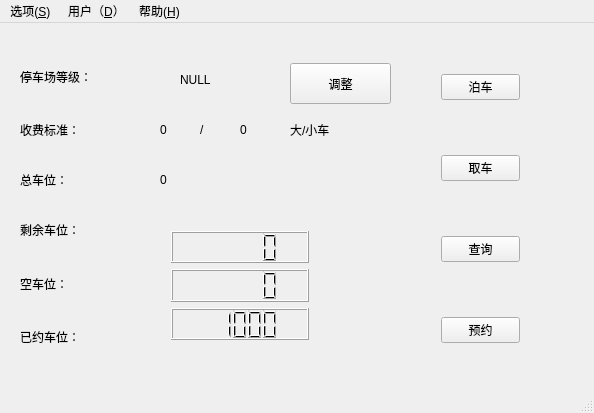
Above: mainwindow.ui from liangyiqiu/car_parking_console before the change. Below: the same form after it.
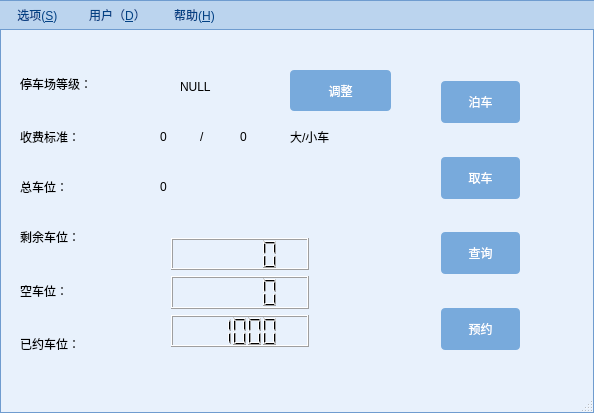
That is the form after the change. Icons and pictures are not drawn.

```diff
--- a/mainwindow.ui
+++ b/mainwindow.ui
@@ -13,6 +13,398 @@
   <property name="windowTitle">
    <string>泊车管理系统</string>
   </property>
+  <property name="styleSheet">
+   <string notr="true">/**********子界面背景**********/
+QCustomWidget {
+		background: rgb(173, 202, 232);
+}
+
+/**********子界面中央背景**********/
+QCenterWidget {
+		background: rgb(232, 241, 252);
+}
+
+/**********主界面样式**********/
+QMainWindow {
+		border: 1px solid rgb(111, 156, 207);
+		background: rgb(232, 241, 252);
+}
+
+QMessageWidget {
+		background: rgba(173, 202, 232, 50%);
+}
+
+QLoadingWidget {
+		border: none;
+		border-radius: 5px;
+		background: rgb(187, 212, 238);
+}
+
+QRemoteWidget {
+		border-top-right-radius: 10px;
+		border-bottom-right-radius: 10px;
+		border: 1px solid rgb(111, 156, 207);
+		border-left: none;
+		background: transparent;
+}
+
+StyledWidget {
+        qproperty-normalColor: rgb(65, 65, 65);
+        qproperty-disableColor: rgb(180, 180, 180);
+        qproperty-highlightColor: rgb(0, 160, 230);
+        qproperty-errorColor: red;
+}
+
+QProgressIndicator {
+        qproperty-color: rgb(2, 65, 132);
+}
+
+QMenuBar {
+        background: rgb(187, 212, 238);
+        border: 1px solid rgb(111, 156, 207);
+        border-left: none;
+        border-right: none;
+}
+QMenuBar::item {
+        border: 1px solid transparent;
+        padding: 5px 10px 5px 10px;
+        background: transparent;
+}
+QMenuBar::item:enabled {
+        color: rgb(2, 65, 132);
+}
+QMenuBar::item:!enabled {
+        color: rgb(155, 155, 155);
+}
+QMenuBar::item:enabled:selected {
+        border-top-color: rgb(111, 156, 207);
+        border-bottom-color: rgb(111, 156, 207);
+        background: rgb(198, 224, 252);
+}
+
+/**********菜单**********/
+QMenu {
+        border: 1px solid rgb(111, 156, 207);
+        background: rgb(232, 241, 250);
+}
+QMenu::item {
+        height: 22px;
+        padding: 0px 25px 0px 20px;
+}
+QMenu::item:enabled {
+        color: rgb(84, 84, 84);
+}
+QMenu::item:!enabled {
+        color: rgb(155, 155, 155);
+}
+QMenu::item:enabled:selected {
+        color: rgb(2, 65, 132);
+        background: rgba(255, 255, 255, 200);
+}
+QMenu::separator {
+        height: 1px;
+        background: rgb(111, 156, 207);
+}
+QMenu::indicator {
+        width: 13px;
+        height: 13px;
+}
+QMenu::icon {
+        padding-left: 2px;
+        padding-right: 2px;
+}
+
+/**********下拉列表**********/
+QComboBox {
+        height: 42px;
+        border-radius: 4px;
+        border: 1px solid rgb(111, 156, 207);
+        background: white;
+}
+QComboBox:enabled {
+        color: rgb(84, 84, 84);
+}
+QComboBox:!enabled {
+        color: rgb(80, 80, 80);
+}
+QComboBox:enabled:hover, QComboBox:enabled:focus {
+        color: rgb(51, 51, 51);
+}
+QComboBox::drop-down {
+        width: 20px;
+        border: none;
+        background: transparent;
+}
+QComboBox::drop-down:hover {
+        background: rgba(255, 255, 255, 30);
+}
+QComboBox QAbstractItemView {
+        border: 1px solid rgb(111, 156, 207);
+        background: white;
+        outline: none;
+}
+QComboBox QAbstractItemView::item {
+        height: 25px;
+        color: rgb(73, 73, 73);
+}
+QComboBox QAbstractItemView::item:selected {
+        background: rgb(232, 241, 250);
+        color: rgb(2, 65, 132);
+}
+
+QLineEdit {
+        border-radius: 4px;
+        height: 42px;
+        border: 1px solid rgb(111, 156, 207);
+        background: white;
+}
+QLineEdit:enabled {
+        color: rgb(84, 84, 84);
+}
+QLineEdit:enabled:hover, QLineEdit:enabled:focus {
+        color: rgb(51, 51, 51);
+}
+QLineEdit:!enabled {
+        color: rgb(80, 80, 80);
+}
+/**********按钮**********/
+QPushButton{
+		border-radius: 4px;
+		border: none;
+		width: 75px;
+		height: 42px;
+}
+QPushButton:enabled {
+        background: rgb(120, 170, 220);
+        color: white;
+}
+QPushButton:!enabled {
+        background: rgb(180, 180, 180);
+        color: white;
+}
+QPushButton:enabled:hover{
+        background: rgb(100, 160, 220);
+}
+QPushButton:enabled:pressed{
+        background: rgb(0, 78, 161);
+}
+
+QPushButton#blueButton {
+        color: white;
+}
+QPushButton#blueButton:enabled {
+        background: rgb(0, 78, 161);
+        color: white;
+}
+QPushButton:!enabled {
+        background: rgb(180, 180, 180);
+        color: white;
+}
+QPushButton#blueButton:enabled:hover {
+        background: rgb(2, 65, 132);
+}
+QPushButton#blueButton:enabled:pressed {
+        background: rgb(6, 94, 187);
+}
+
+QPushButton#selectButton {
+        border: none;
+        border-radius: none;
+        border-left: 1px solid rgb(111, 156, 207);
+        background: transparent;
+        image: url(:/White/scan);
+        color: rgb(51, 51, 51);
+}
+QPushButton#selectButton:enabled:hover{
+        background: rgb(187, 212, 238);
+}
+QPushButton#selectButton:enabled:pressed{
+        background: rgb(120, 170, 220);
+}
+
+QPushButton#linkButton {
+        background: transparent;
+        color: rgb(0, 160, 230);
+        text-align:left;
+}
+QPushButton#linkButton:hover {
+        color: rgb(20, 185, 255);
+        text-decoration: underline;
+}
+QPushButton#linkButton:pressed {
+        color: rgb(0, 160, 230);
+}
+
+QPushButton#transparentButton {
+        background: transparent;
+}
+
+/*****************标题栏按钮*******************/
+QPushButton#minimizeButton {
+		border-radius: none;
+		border-bottom-left-radius: 4px;
+		border-bottom-right-radius: 4px;
+		background: rgb(120, 170, 220);
+		image: url(:/White/minimizeHover);
+}
+QPushButton#minimizeButton:hover {
+		image: url(:/White/minimize);
+}
+QPushButton#minimizeButton:pressed {
+		image: url(:/White/minimizePressed);
+}
+
+QPushButton#maximizeButton[maximizeProperty=&quot;maximize&quot;] {
+		border-radius: none;
+		border-bottom-left-radius: 4px;
+		border-bottom-right-radius: 4px;
+		background: rgb(120, 170, 220);
+		image: url(:/White/maximizeHover);
+}
+QPushButton#maximizeButton[maximizeProperty=&quot;maximize&quot;]:hover {
+		image: url(:/White/maximize);
+}
+QPushButton#maximizeButton[maximizeProperty=&quot;maximize&quot;]:pressed {
+		image: url(:/White/maximizePressed);
+}
+
+QPushButton#maximizeButton[maximizeProperty=&quot;restore&quot;] {
+		border-radius: none;
+		border-bottom-left-radius: 4px;
+		border-bottom-right-radius: 4px;
+		background: rgb(120, 170, 220);
+		image: url(:/White/restoreHover);
+}
+QPushButton#maximizeButton[maximizeProperty=&quot;restore&quot;]:hover {
+		image: url(:/White/restore);
+}
+QPushButton#maximizeButton[maximizeProperty=&quot;restore&quot;]:pressed {
+		image: url(:/White/restorePressed);
+}
+
+QPushButton#closeButton {
+		border-radius: none;
+		border-bottom-left-radius: 4px;
+		border-bottom-right-radius: 4px;
+		background: rgb(120, 170, 220);
+		image: url(:/White/closeHover);
+}
+QPushButton#closeButton:hover {
+		image: url(:/White/close);
+}
+QPushButton#closeButton:pressed {
+		image: url(:/White/closePressed);
+}
+
+QPushButton#skinButton {
+		border-radius: none;
+		border-bottom-left-radius: 4px;
+		border-bottom-right-radius: 4px;
+		background: rgb(120, 170, 220);
+		image: url(:/White/skinHover);
+}
+QPushButton#skinButton:hover {
+		image: url(:/White/skin);
+}
+QPushButton#skinButton:pressed {
+		image: url(:/White/skinPressed);
+}
+
+QPushButton#feedbackButton {
+		border-radius: none;
+		border-bottom-left-radius: 4px;
+		border-bottom-right-radius: 4px;
+		background: rgb(120, 170, 220);
+		image: url(:/White/feedbackHover);
+}
+QPushButton#feedbackButton:hover {
+		image: url(:/White/feedback);
+}
+QPushButton#feedbackButton:pressed {
+		image: url(:/White/feedbackPressed);
+}
+
+QPushButton#closeTipButton {
+		border-radius: none;
+		border-image: url(:/White/close);
+		background: transparent;
+}
+QPushButton#closeTipButton:hover {
+		border-image: url(:/White/closeHover);
+}
+QPushButton#closeTipButton:pressed {
+		border-image: url(:/White/closePressed);
+}
+
+QPushButton#changeSkinButton{
+		border-radius: 4px;
+		border: 2px solid rgb(111, 156, 207);
+		background: rgb(204, 227, 252);
+}
+QPushButton#changeSkinButton:hover{
+		border-color: rgb(60, 150, 200);
+}
+QPushButton#changeSkinButton:pressed, QPushButton#changeSkinButton:checked{
+		border-color: rgb(0, 160, 230);
+}
+
+QPushButton#transferButton {
+		padding-left: 5px;
+		padding-right: 5px;
+		color: white;
+		background: rgb(0, 78, 161);
+}
+QPushButton#transferButton:hover {
+		background: rgb(2, 65, 132);
+}
+QPushButton#transferButton:pressed {
+		background: rgb(6, 94, 187);
+}
+QPushButton#transferButton[iconProperty=&quot;left&quot;] {
+		qproperty-icon: url(:/White/left);
+}
+QPushButton#transferButton[iconProperty=&quot;right&quot;] {
+		qproperty-icon: url(:/White/right);
+}
+
+QPushButton#openButton {
+		border-radius: none;
+		image: url(:/White/open);
+		background: transparent;
+}
+QPushButton#openButton:hover {
+		image: url(:/White/openHover);
+}
+QPushButton#openButton:pressed {
+		image: url(:/White/openPressed);
+}
+
+QPushButton#deleteButton {
+		border-radius: none;
+		image: url(:/White/delete);
+		background: transparent;
+}
+QPushButton#deleteButton:hover {
+		image: url(:/White/deleteHover);
+}
+QPushButton#deleteButton:pressed {
+		image: url(:/White/deletePressed);
+}
+
+QPushButton#menuButton {
+		text-align: left center;
+		padding-left: 3px;
+		color: rgb(84, 84, 84);
+		border: 1px solid rgb(111, 156, 207);
+		background: white;
+}
+QPushButton#menuButton::menu-indicator{
+        subcontrol-position: right center;
+        subcontrol-origin: padding;
+        image: url(:/White/arrowBottom);
+        padding-right: 3px;
+}</string>
+  </property>
   <widget class="QWidget" name="centralWidget">
    <widget class="QWidget" name="verticalLayoutWidget">
     <property name="geometry">
@@ -307,7 +699,7 @@
      <x>0</x>
      <y>0</y>
      <width>594</width>
-     <height>25</height>
+     <height>33</height>
     </rect>
    </property>
    <widget class="QMenu" name="menu_1">
```
Left out of the diff: 4 changed lines with no effect on the pictures.
